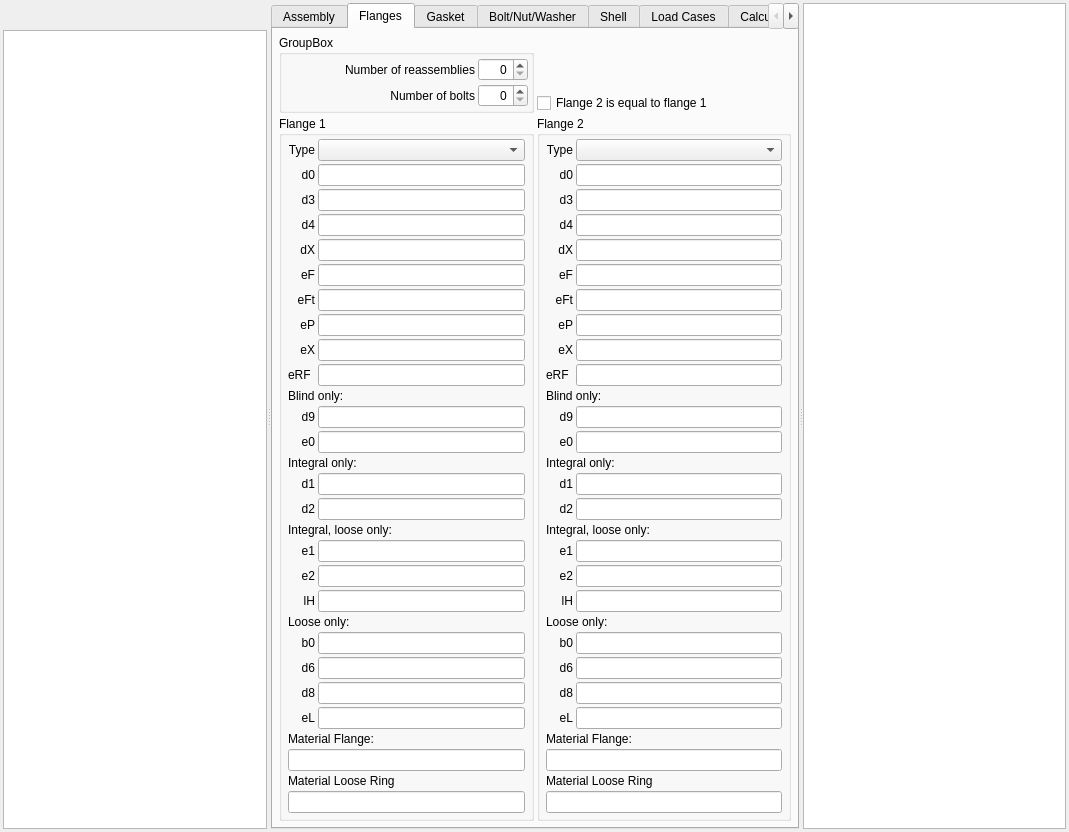
Before: the Qt Designer form pcalc/src/gui/pcalc_en1591widget.ui in hermixy/biluna, drawn with Qt 5.
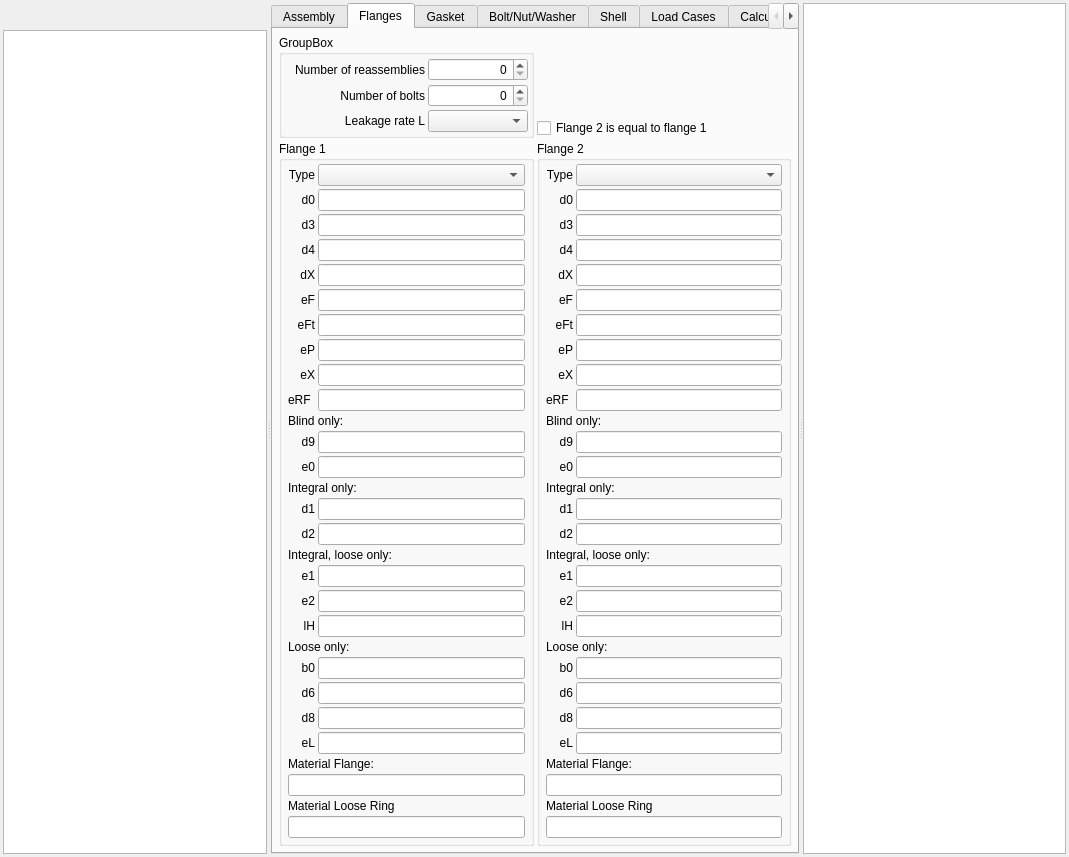
After: the same form once the commit is applied. The open tabs and pages were chosen to show the change. Custom widgets are drawn as their Qt base class.

Commit message:
Further implementation of the utility base class, made PCALC_Report a singleton
Flexibility and update of EN1591

Patch:
```diff
--- a/pcalc/src/gui/pcalc_en1591widget.ui
+++ b/pcalc/src/gui/pcalc_en1591widget.ui
@@ -7,7 +7,7 @@
     <x>0</x>
     <y>0</y>
     <width>1069</width>
-    <height>760</height>
+    <height>791</height>
    </rect>
   </property>
   <property name="windowTitle">
@@ -1055,7 +1055,7 @@
               </property>
               <property name="maximumSize">
                <size>
-                <width>50</width>
+                <width>100</width>
                 <height>16777215</height>
                </size>
               </property>
@@ -1077,6 +1077,19 @@
               </property>
              </widget>
             </item>
+            <item row="2" column="0">
+             <widget class="QLabel" name="lblLeakageRate">
+              <property name="text">
+               <string>Leakage rate L</string>
+              </property>
+              <property name="alignment">
+               <set>Qt::AlignRight|Qt::AlignTrailing|Qt::AlignVCenter</set>
+              </property>
+             </widget>
+            </item>
+            <item row="2" column="1">
+             <widget class="QComboBox" name="cbLeakageRate"/>
+            </item>
            </layout>
           </widget>
          </item>
```
Left out of the diff: 140 changed lines with no effect on the pictures. The commit also changes 87 other files.
